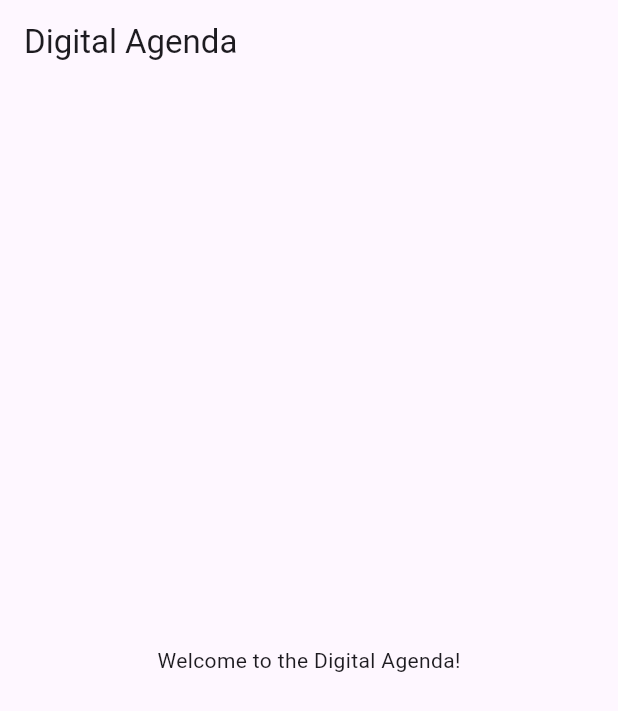
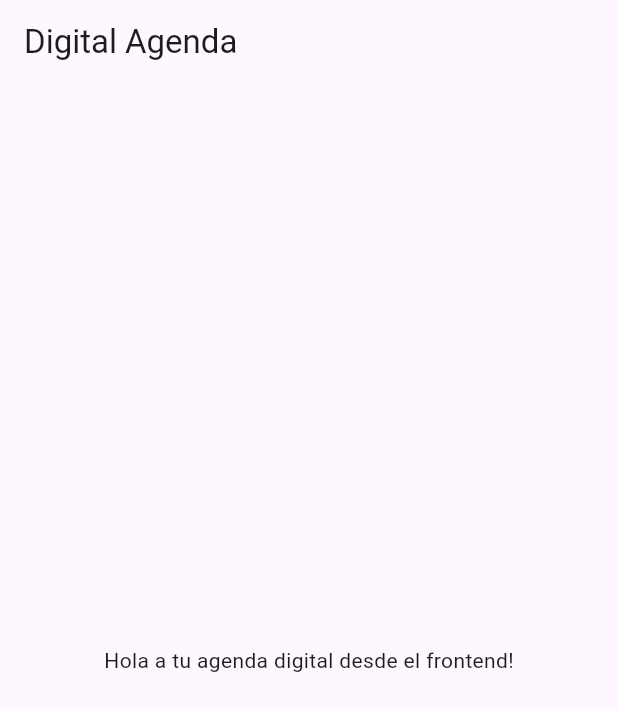
Before and after one commit to Ingkevin200/Agenda-digital, a Flutter app: the screen it shows after launch, on a phone screen of 412 x 824 dp. Shown: the top 711 px of the screen. Run offline on Flutter 3.47's test engine with Material 3 defaults, Android fonts, the phone set to English and light mode, and no system bars.

Commit message:
Actualización en lib/main.dart

```diff
--- a/frontend_flutter/lib/main.dart
+++ b/frontend_flutter/lib/main.dart
@@ -10,7 +10,8 @@ class MyApp extends StatelessWidget {
     return MaterialApp(
       home: Scaffold(
         appBar: AppBar(title: Text('Digital Agenda')),
-        body: Center(child: Text('Welcome to the Digital Agenda!')),
+        body:
+            Center(child: Text('Hola a tu agenda digital desde el frontend!')),
       ),
     );
   }
```
